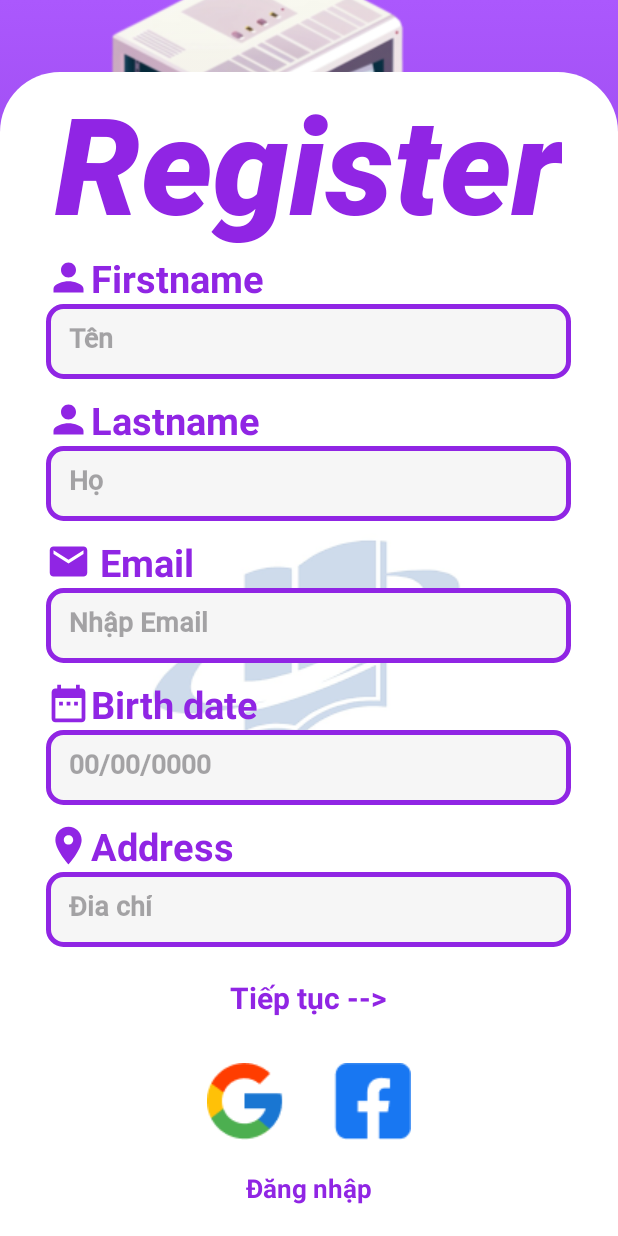
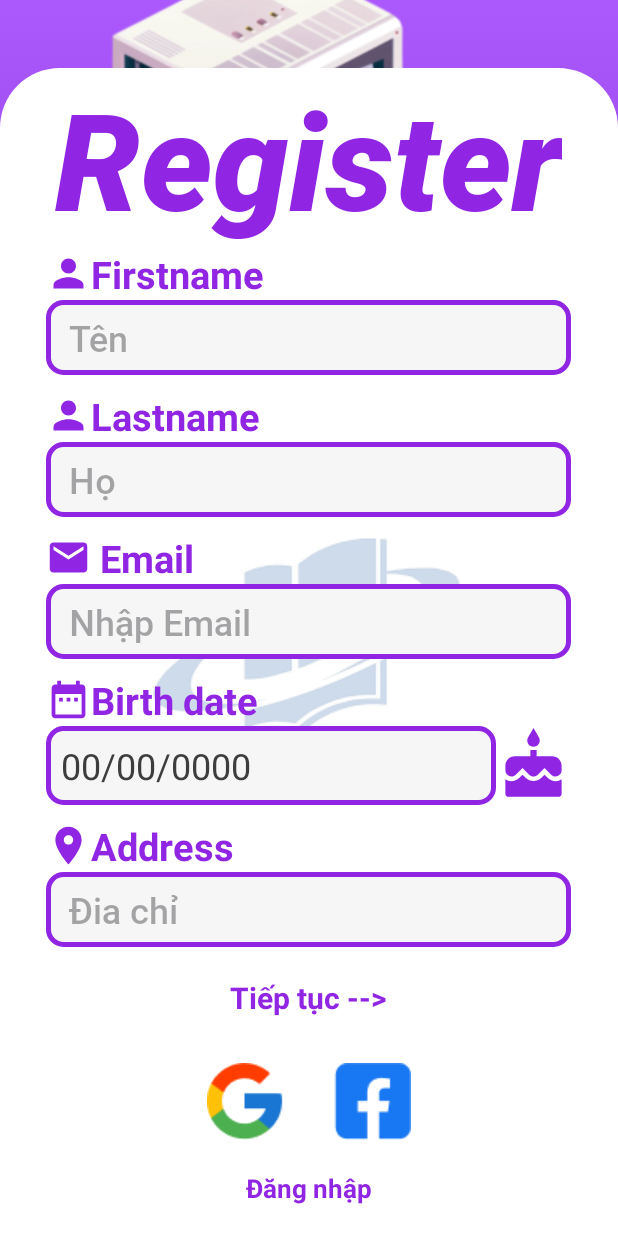
Before and after one commit to Ebanjhon/ShopPC, an Android app: the screen it shows after launch (Register), after a tap on an icon or button, on a phone screen of 412 x 824 dp. Run offline under Robolectric (Android 15) with nearby library versions, the phone set to English and light mode, and no system bars; our stand-ins replace Firebase (no records; nobody signed in at launch, a user with empty details on screens opened directly).

Commit message:
done sigin in-registerand login

```diff
--- a/app/src/main/java/com/example/mobileshopapp/FirstRegister.java
+++ b/app/src/main/java/com/example/mobileshopapp/FirstRegister.java
@@ -1,5 +1,6 @@
 package com.example.mobileshopapp;
 
+import android.app.DatePickerDialog;
 import android.os.Bundle;
 
 import androidx.fragment.app.Fragment;
@@ -8,13 +9,14 @@ import androidx.fragment.app.FragmentTransaction;
 import android.view.LayoutInflater;
 import android.view.View;
 import android.view.ViewGroup;
+import android.widget.DatePicker;
 import android.widget.EditText;
 import android.widget.TextView;
 import android.widget.Toast;
 
 public class FirstRegister extends Fragment {
-    private TextView txtBtnContinute;
-    private EditText firstname, lastname, address, email, birth;
+    private TextView txtBtnContinute, birth, txtBtnPicker;
+    private EditText firstname, lastname, address, email;
     @Override
     public View onCreateView(LayoutInflater inflater, ViewGroup container,
                              Bundle savedInstanceState) {
@@ -27,7 +29,7 @@ public class FirstRegister extends Fragment {
         birth = view.findViewById(R.id.birthdate);
         email = view.findViewById(R.id.email);
         txtBtnContinute = view.findViewById(R.id.txtToSecondFM);
-
+        txtBtnPicker = view.findViewById(R.id.btnShowCalender);
         // ham click
         txtBtnContinute.setOnClickListener(v -> {
             // thực hiện check dữ liệu đầu vào
@@ -65,6 +67,25 @@ public class FirstRegister extends Fragment {
             // Kết thúc giao dịch
             transaction.commit();
         });
+
+        // hàm gọi datepicker
+        txtBtnPicker.setOnClickListener(new View.OnClickListener() {
+            @Override
+            public void onClick(View view) {
+                openDialog();
+            }
+        });
         return view;
     }
+
+    // gọi hàm show dialog
+    private void openDialog(){
+        DatePickerDialog dialog = new DatePickerDialog(getActivity(), new DatePickerDialog.OnDateSetListener() {
+            @Override
+            public void onDateSet(DatePicker datePicker, int year, int month, int day) {
+                birth.setText(String.valueOf(day)+"/"+String.valueOf(month+1)+"/"+String.valueOf(year));
+            }
+        }, 2024, 0, 0);
+        dialog.show();
+    }
 }
--- a/app/src/main/java/com/example/mobileshopapp/Login.java
+++ b/app/src/main/java/com/example/mobileshopapp/Login.java
@@ -2,18 +2,45 @@ package com.example.mobileshopapp;
 
 import android.content.Intent;
 import android.os.Bundle;
+import android.util.Log;
 import android.view.View;
+import android.widget.Button;
+import android.widget.EditText;
+import android.widget.ProgressBar;
 import android.widget.TextView;
+import android.widget.Toast;
 
 import androidx.activity.EdgeToEdge;
+import androidx.annotation.NonNull;
 import androidx.appcompat.app.AppCompatActivity;
 import androidx.core.graphics.Insets;
 import androidx.core.view.ViewCompat;
 import androidx.core.view.WindowInsetsCompat;
 
+import com.google.android.gms.tasks.OnCompleteListener;
+import com.google.android.gms.tasks.Task;
+import com.google.firebase.auth.AuthResult;
+import com.google.firebase.auth.FirebaseAuth;
+import com.google.firebase.auth.FirebaseUser;
+
 public class Login extends AppCompatActivity {
+    Button btnLogin;
+    ProgressBar progressBar;
+    TextView txtBtnRegister;
+    EditText txtEmail, txtPass;
+    private FirebaseAuth mAuth;
 
-    TextView txtBtnRegister;
+    @Override
+    public void onStart() {
+        super.onStart();
+        // Check if user is signed in (non-null) and update UI accordingly.
+        FirebaseUser currentUser = mAuth.getCurrentUser();
+        if(currentUser != null){
+            Intent intent = new Intent(Login.this, MainActivity.class);
+            startActivity(intent);
+        }
+    }
+
     @Override
     protected void onCreate(Bundle savedInstanceState) {
         super.onCreate(savedInstanceState);
@@ -26,6 +53,12 @@ public class Login extends AppCompatActivity {
         });
         // ánh xạ UI
         txtBtnRegister = findViewById(R.id.txtViewToRegister);
+        btnLogin = findViewById(R.id.btnLogin);
+        txtEmail = findViewById(R.id.emailLogin);
+        txtPass = findViewById(R.id.passLogin);
+        // Initialize Firebase Auth
+        mAuth = FirebaseAuth.getInstance();
+        progressBar = findViewById(R.id.progressBarLogin);
 
         txtBtnRegister.setOnClickListener(new View.OnClickListener() {
             @Override
@@ -34,5 +67,41 @@ public class Login extends AppCompatActivity {
                 startActivity(intent);
             }
         });
+
+        // gọi hàm đăng nhập
+        btnLogin.setOnClickListener(new View.OnClickListener() {
+            @Override
+            public void onClick(View view) {
+                String email, password;
+                email = txtEmail.getText().toString();
+                password = txtPass.getText().toString();
+
+                if(email.isEmpty() || password.isEmpty())
+                {
+                    Toast.makeText(Login.this, "Vui lòng điền đầy đủ thông tin!", Toast.LENGTH_SHORT).show();
+                }else{
+                    progressBar.setVisibility(View.VISIBLE);
+                    btnLogin.setVisibility(View.GONE);
+                    mAuth.signInWithEmailAndPassword(email, password)
+                            .addOnCompleteListener(new OnCompleteListener<AuthResult>() {
+                                @Override
+                                public void onComplete(@NonNull Task<AuthResult> task) {
+                                    progressBar.setVisibility(View.GONE);
+                                    btnLogin.setVisibility(View.VISIBLE);
+                                    if (task.isSuccessful()) {
+                                        Intent intent = new Intent(Login.this, MainActivity.class);
+                                        startActivity(intent);
+                                    } else {
+                                        // If sign in fails, display a message to the user.
+                                        Toast.makeText(Login.this, "Mật khẩu hoặc Email không đúng!",
+                                                Toast.LENGTH_SHORT).show();
+                                    }
+
+                                }
+                            });
+                }
+
+            }
+        });
     }
 }
--- a/app/src/main/java/com/example/mobileshopapp/Register.java
+++ b/app/src/main/java/com/example/mobileshopapp/Register.java
@@ -27,7 +27,8 @@ public class Register extends AppCompatActivity {
         // Check if user is signed in (non-null) and update UI accordingly.
         FirebaseUser currentUser = mAuth.getCurrentUser();
         if(currentUser != null){
-//            reload();
+            Intent intent = new Intent(Register.this, MainActivity.class);
+            startActivity(intent);
         }
     }
 
@@ -61,7 +62,7 @@ public class Register extends AppCompatActivity {
             FragmentTransaction transaction = getSupportFragmentManager().beginTransaction();
 
             // Thêm Fragment vào container
-            transaction.add(R.id.fragment_container, fragment);
+            transaction.add(R.id.fragment_container, fragment, "FirstFragmentTag");
 
             // Kết thúc giao dịch và thực thi thay đổi
             transaction.commit();
--- /dev/null
+++ b/app/src/main/res/drawable/baseline_cake_40.xml
@@ -0,0 +1,10 @@
+<vector xmlns:android="http://schemas.android.com/apk/res/android"
+    android:height="50dp"
+    android:tint="#9025E4"
+    android:viewportHeight="24"
+    android:viewportWidth="24"
+    android:width="50dp">
+
+    <path android:fillColor="@android:color/white" android:pathData="M12,6c1.11,0 2,-0.9 2,-2 0,-0.38 -0.1,-0.73 -0.29,-1.03L12,0l-1.71,2.97c-0.19,0.3 -0.29,0.65 -0.29,1.03 0,1.1 0.9,2 2,2zM16.6,15.99l-1.07,-1.07 -1.08,1.07c-1.3,1.3 -3.58,1.31 -4.89,0l-1.07,-1.07 -1.09,1.07C6.75,16.64 5.88,17 4.96,17c-0.73,0 -1.4,-0.23 -1.96,-0.61L3,21c0,0.55 0.45,1 1,1h16c0.55,0 1,-0.45 1,-1v-4.61c-0.56,0.38 -1.23,0.61 -1.96,0.61 -0.92,0 -1.79,-0.36 -2.44,-1.01zM18,9h-5L13,7h-2v2L6,9c-1.66,0 -3,1.34 -3,3v1.54c0,1.08 0.88,1.96 1.96,1.96 0.52,0 1.02,-0.2 1.38,-0.57l2.14,-2.13 2.13,2.13c0.74,0.74 2.03,0.74 2.77,0l2.14,-2.13 2.13,2.13c0.37,0.37 0.86,0.57 1.38,0.57 1.08,0 1.96,-0.88 1.96,-1.96L20.99,12C21,10.34 19.66,9 18,9z"/>
+
+</vector>
--- a/app/src/main/res/layout/fragment_first_register.xml
+++ b/app/src/main/res/layout/fragment_first_register.xml
@@ -40,12 +40,13 @@
                     android:id="@+id/firstName"
                     android:layout_width="350dp"
                     android:layout_height="50dp"
+                    android:textSize="24dp"
                     android:background="@drawable/edit_text_login_register"
                     android:fontFamily="@font/robotomedium"
-                    android:textStyle="bold"
                     android:inputType="text"
                     android:hint="Tên"
-                    android:padding="15dp" />
+                    android:textColor="@color/tim"
+                    android:paddingLeft="15dp"/>
             </LinearLayout>
 
             <LinearLayout
@@ -72,10 +73,11 @@
                     android:layout_height="50dp"
                     android:background="@drawable/edit_text_login_register"
                     android:fontFamily="@font/robotomedium"
-                    android:textStyle="bold"
                     android:inputType="text"
                     android:hint="Họ"
-                    android:padding="15dp" />
+                    android:textColor="@color/tim"
+                    android:textSize="24dp"
+                    android:paddingLeft="15dp" />
             </LinearLayout>
 
             <LinearLayout
@@ -102,10 +104,11 @@
                     android:layout_height="50dp"
                     android:background="@drawable/edit_text_login_register"
                     android:fontFamily="@font/robotomedium"
-                    android:textStyle="bold"
+                    android:textColor="@color/tim"
                     android:inputType="text"
                     android:hint="Nhập Email"
-                    android:padding="15dp" />
+                    android:textSize="24dp"
+                    android:paddingLeft="15dp" />
             </LinearLayout>
 
             <LinearLayout
@@ -126,16 +129,26 @@
                     android:layout_marginBottom="-10dp"
                     android:textStyle="bold" />
 
-                <EditText
-                    android:id="@+id/birthdate"
+                <LinearLayout
                     android:layout_width="350dp"
-                    android:layout_height="50dp"
-                    android:background="@drawable/edit_text_login_register"
-                    android:fontFamily="@font/robotomedium"
-                    android:textStyle="bold"
-                    android:inputType="text"
-                    android:hint="00/00/0000"
-                    android:padding="15dp" />
+                    android:layout_height="wrap_content">
+                    <TextView
+                        android:id="@+id/birthdate"
+                        android:text="00/00/0000"
+                        android:textSize="24dp"
+                        android:padding="10dp"
+                        android:background="@drawable/edit_text_login_register"
+                        android:textColor="@color/tim"
+                        android:layout_width="300dp"
+                        android:layout_height="wrap_content"/>
+                    <TextView
+                        android:id="@+id/btnShowCalender"
+                        android:layout_gravity="center"
+                        android:drawableLeft="@drawable/baseline_cake_40"
+                        android:layout_width="wrap_content"
+                        android:layout_height="wrap_content"/>
+                </LinearLayout>
+
             </LinearLayout>
 
             <LinearLayout
@@ -162,10 +175,11 @@
                     android:layout_height="50dp"
                     android:background="@drawable/edit_text_login_register"
                     android:fontFamily="@font/robotomedium"
-                    android:textStyle="bold"
+                    android:textColor="@color/tim"
                     android:inputType="text"
                     android:hint="Đia chỉ"
-                    android:padding="15dp" />
+                    android:textSize="24dp"
+                    android:paddingLeft="15dp" />
             </LinearLayout>
             <TextView
                 android:id="@+id/txtToSecondFM"
--- a/app/src/main/res/values/colors.xml
+++ b/app/src/main/res/values/colors.xml
@@ -5,6 +5,7 @@
     <color name="violet">#9025E4</color>
     <color name="milk">#F6F6F6</color>
     <color name="gray">#9D9D9D</color>
+    <color name="tim">#3D3D3D</color>
 
 
 
```
Also changed, not shown: app/src/main/java/com/example/mobileshopapp/SecondRegister.java (+7 -0 lines), app/src/main/res/layout/activity_login.xml (+9 -1 lines), app/src/main/res/layout/fragment_second_register.xml (+20 -8 lines).
